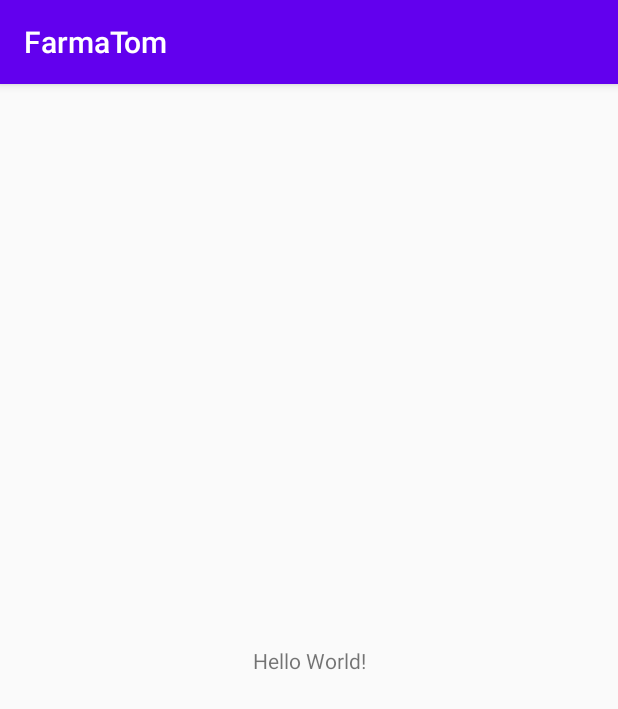
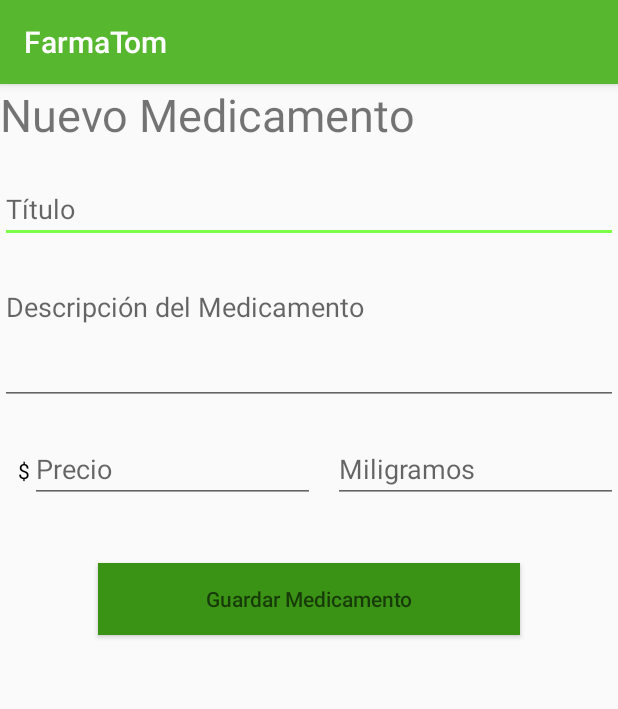
Before and after one commit to franfanton/FarmaTom, an Android app: the screen it shows after launch (MainActivity), on a phone screen of 412 x 824 dp. Shown: the top 709 px of the screen. Run offline under Robolectric (Android 15) with nearby library versions, the phone set to English and light mode, and no system bars.

Commit message:
Pantallas AltaMedicamento, AltaUsuario, MainActivity y RealizarPedido hechas.

```diff
--- a/app/build.gradle
+++ b/app/build.gradle
@@ -26,6 +26,7 @@ dependencies {
     implementation fileTree(dir: "libs", include: ["*.jar"])
     implementation 'androidx.appcompat:appcompat:1.2.0'
     implementation 'androidx.constraintlayout:constraintlayout:2.0.4'
+    implementation 'androidx.recyclerview:recyclerview:1.1.0'
     testImplementation 'junit:junit:4.12'
     androidTestImplementation 'androidx.test.ext:junit:1.1.2'
     androidTestImplementation 'androidx.test.espresso:espresso-core:3.3.0'
--- a/app/src/main/java/com/example/farmatom/MainActivity.java
+++ b/app/src/main/java/com/example/farmatom/MainActivity.java
@@ -9,6 +9,9 @@ public class MainActivity extends AppCompatActivity {
     @Override
     protected void onCreate(Bundle savedInstanceState) {
         super.onCreate(savedInstanceState);
-        setContentView(R.layout.activity_main);
+        //setContentView(R.layout.activity_main);
+        //setContentView(R.layout.alta_usuario);
+//        setContentView(R.layout.alta_orden);
+        setContentView(R.layout.alta_medicamento);
     }
 }
--- /dev/null
+++ b/app/src/main/res/layout/alta_medicamento.xml
@@ -0,0 +1,78 @@
+<?xml version="1.0" encoding="utf-8"?>
+<LinearLayout xmlns:android="http://schemas.android.com/apk/res/android"
+    xmlns:tools="http://schemas.android.com/tools"
+    android:layout_width="match_parent"
+    android:layout_height="match_parent"
+    android:orientation="vertical"
+    tools:context=".MainActivity">
+
+    <TextView
+        android:id="@+id/nuevoPlato"
+        android:layout_width="match_parent"
+        android:layout_height="wrap_content"
+        android:text="@string/tituloNuevoMedicamento"
+        android:textSize="30sp"
+        android:layout_marginBottom="@dimen/margenes_inferior" />
+
+
+    <EditText
+        android:id="@+id/tituloPlato"
+        android:layout_width="match_parent"
+        android:layout_height="wrap_content"
+        android:hint="@string/titulo"
+        android:inputType="text"
+        android:layout_marginBottom="@dimen/margenes_inferior" />
+
+    <EditText
+        android:id="@+id/descripcionPlato"
+        android:layout_width="match_parent"
+        android:layout_height="wrap_content"
+        android:gravity="start|top"
+        android:lines="3"
+        android:hint="@string/descripcionNuevoMedicamento"
+        android:inputType="textMultiLine"
+        android:maxLength="200"
+        android:layout_marginBottom="@dimen/margenes_inferior" />
+
+    <LinearLayout
+        android:layout_width="match_parent"
+        android:layout_height="wrap_content"
+        android:orientation="horizontal"
+        android:layout_marginBottom="40dp" >
+
+        <TextView
+            android:layout_width="wrap_content"
+            android:layout_height="wrap_content"
+            android:layout_marginLeft="12dp"
+            android:text="$"
+            android:textColor="@android:color/black" />
+        <EditText
+            android:id="@+id/precioPlato"
+            android:layout_width="0dp"
+            android:layout_height="wrap_content"
+            android:layout_weight="1"
+            android:hint="@string/precioNuevoMedicamento"
+            android:inputType="numberDecimal"
+            android:maxLength="6"/>
+        <EditText
+            android:id="@+id/caloriasPlato"
+            android:layout_width="0dp"
+            android:layout_height="match_parent"
+            android:layout_marginLeft="12dp"
+            android:layout_weight="1"
+            android:hint="@string/miligramosNuevoMedicamento"
+            android:inputType="number"
+            android:maxLength="4"/>
+    </LinearLayout>
+
+    <Button
+        android:id="@+id/botonGuardarPlato"
+        android:layout_width="match_parent"
+        android:layout_height="wrap_content"
+        android:layout_marginHorizontal="65dp"
+        android:layout_marginBottom="10dp"
+        android:background="#3B9316"
+        android:hint="@string/guardarNuevoMedicamento"
+        android:enabled="true"/>
+
+</LinearLayout>
--- a/app/src/main/res/values/colors.xml
+++ b/app/src/main/res/values/colors.xml
@@ -1,6 +1,6 @@
 <?xml version="1.0" encoding="utf-8"?>
 <resources>
-    <color name="colorPrimary">#6200EE</color>
-    <color name="colorPrimaryDark">#3700B3</color>
-    <color name="colorAccent">#03DAC5</color>
+    <color name="colorPrimary">#57B82F</color>
+    <color name="colorPrimaryDark">#3B9316</color>
+    <color name="colorAccent">#7DFF47</color>
 </resources>
--- /dev/null
+++ b/app/src/main/res/values/dimens.xml
@@ -0,0 +1,5 @@
+<?xml version="1.0" encoding="utf-8"?>
+<resources>
+    <dimen name="margenes_inferior">20dp</dimen>
+    <dimen name="tam_textos">14sp</dimen>
+</resources>
--- a/app/src/main/res/values/strings.xml
+++ b/app/src/main/res/values/strings.xml
@@ -1,3 +1,27 @@
 <resources>
     <string name="app_name">FarmaTom</string>
+    <string name="titulo_inicial">Hola, está por crear su cuenta en FarmaTom</string>
+    <string name="nombre">Ingrese su Nombre</string>
+    <string name="passwd">Ingrese su Contraseña</string>
+    <string name="rep_passwd">Ingrese Nuevamente su Contraseña</string>
+    <string name="mail">Ingrese su Correo Electrónico</string>
+    <string name="term_cond">Acepto los términos y condiciones</string>
+    <string name="registrar">Confirmar Usuario</string>
+    <string name="tituloNuevoPedido">Encargar Medicamento</string>
+    <string name="correoNuevoPedido">Ingrese su correo electronico</string>
+    <string name="direccionNuevoPedido">Ingrese la dirección de destino</string>
+    <string name="tipoNuevoPedido">Tipo de pedido</string>
+    <string name="envioNuevoPedido">Envío</string>
+    <string name="takeawayNuevoPedido">Take Away</string>
+    <string name="btnAgregarUbicacion">AGREGAR UBICACIÓN ACTUAL</string>
+    <string name="listadoNuevoPedido">Ver Medicamentos</string>
+    <string name="tituloListadoNuevoPedido">Medicamento a pedir:</string>
+    <string name="totalNuevoPedido">Total del pedido: $</string>
+    <string name="guardarNuevoPedido">Realizar Pedido</string>
+    <string name="tituloNuevoMedicamento">Nuevo Medicamento</string>
+    <string name="titulo">Título</string>
+    <string name="descripcionNuevoMedicamento">Descripción del Medicamento</string>
+    <string name="precioNuevoMedicamento">Precio</string>
+    <string name="miligramosNuevoMedicamento">Miligramos</string>
+    <string name="guardarNuevoMedicamento">Guardar Medicamento</string>
 </resources>
```
Also changed, not shown: app/src/main/res/layout/activity_main.xml (+72 -8 lines), app/src/main/res/layout/alta_orden.xml (added, +139 -0 lines), app/src/main/res/layout/alta_usuario.xml (added, +181 -0 lines), app/src/main/res/drawable-v24/logo_farmacia.png (added).
